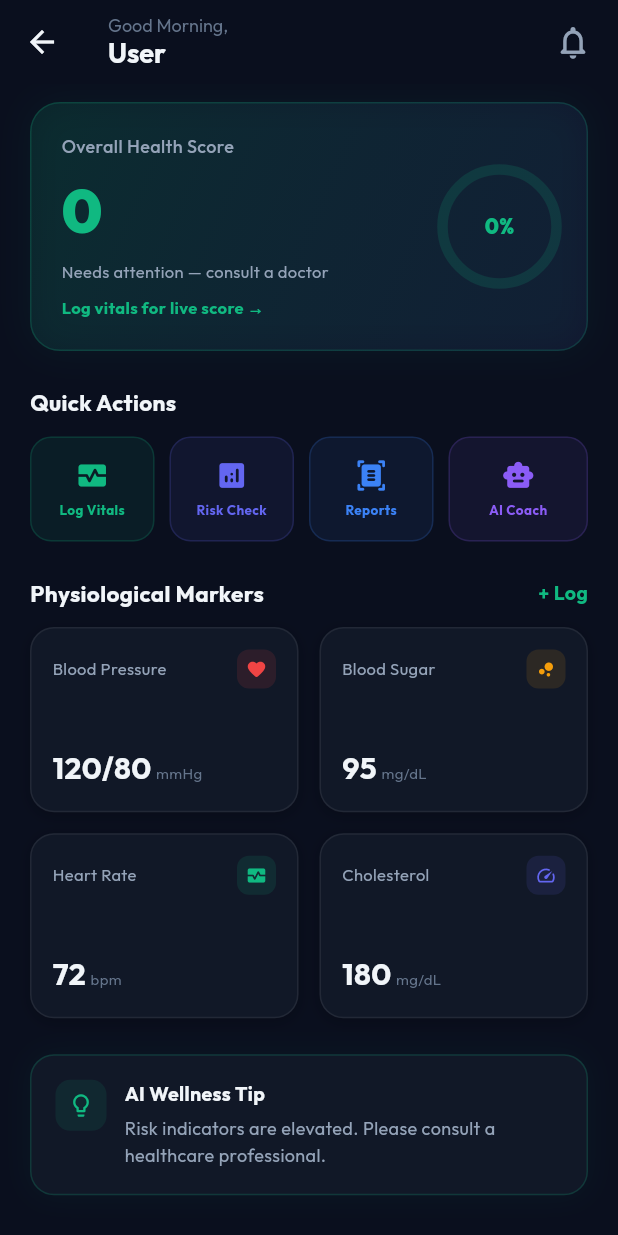
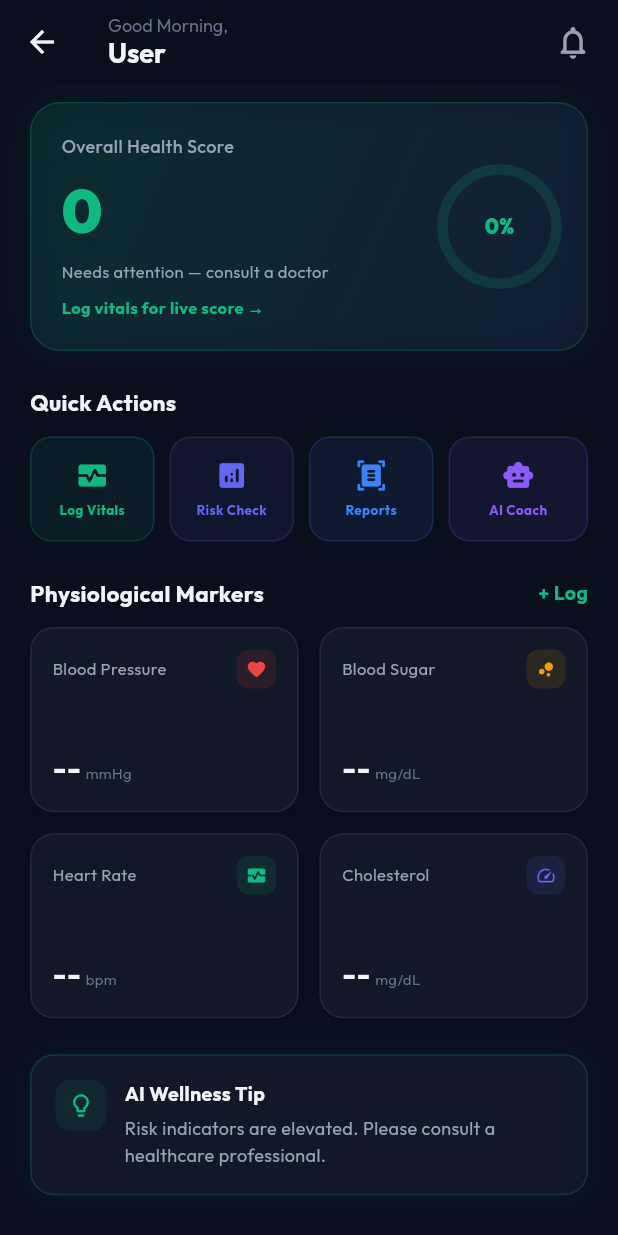
Before and after one commit to Manasapuriparthi/Health-Risk-Management, a Flutter app: the DashboardScreen screen opened directly, on a phone screen of 412 x 824 dp. Run offline on Flutter 3.47's test engine with Material 3 defaults, Android fonts, the phone set to English and light mode, and no system bars; our stand-ins replace google_fonts, image_picker, shared_preferences; accounts and stored records are empty; network calls fail.

Commit message:
fix: eliminate hardcoded fallback values, sync vitals with user profile in MongoDB, and add auto-refresh on mobile dashboard

```diff
--- a/mobile/lib/screens/dashboard_screen.dart
+++ b/mobile/lib/screens/dashboard_screen.dart
@@ -203,21 +203,21 @@ class _DashboardScreenState extends State<DashboardScreen> {
                       childAspectRatio: 1.45,
                       children: [
                         _vitalCard('Blood Pressure',
-                            _latestVitals != null
-                                ? '${_latestVitals!['systolic_bp'] ?? '--'}/${_latestVitals!['diastolic_bp'] ?? '--'}'
-                                : '120/80',
+                            (_latestVitals != null && _latestVitals!['systolic_bp'] != null && _latestVitals!['diastolic_bp'] != null)
+                                ? '${_latestVitals!['systolic_bp']}/${_latestVitals!['diastolic_bp']}'
+                                : '--',
                             'mmHg', Icons.favorite_rounded,
                             const Color(0xFFEF4444)),
                         _vitalCard('Blood Sugar',
-                            '${_latestVitals?['blood_sugar'] ?? '95'}',
+                            _latestVitals?['blood_sugar'] != null ? '${_latestVitals!['blood_sugar']}' : '--',
                             'mg/dL', Icons.bubble_chart_rounded,
                             const Color(0xFFF59E0B)),
                         _vitalCard('Heart Rate',
-                            '${_latestVitals?['heart_rate'] ?? '72'}',
+                            _latestVitals?['heart_rate'] != null ? '${_latestVitals!['heart_rate']}' : '--',
                             'bpm', Icons.monitor_heart_rounded,
                             AppColors.accent),
                         _vitalCard('Cholesterol',
-                            '${_latestVitals?['cholesterol'] ?? '180'}',
+                            _latestVitals?['cholesterol'] != null ? '${_latestVitals!['cholesterol']}' : '--',
                             'mg/dL', Icons.speed_rounded,
                             AppColors.accentIndigo),
                       ],
--- a/mobile/lib/screens/vitals_log_screen.dart
+++ b/mobile/lib/screens/vitals_log_screen.dart
@@ -65,6 +65,9 @@ class _VitalsLogScreenState extends State<VitalsLogScreen> {
       if (!mounted) return;
       setState(() => _submitted = true);
       _showSnack('Vitals logged successfully!');
+      Future.delayed(const Duration(milliseconds: 1000), () {
+        if (mounted) Navigator.pop(context, true);
+      });
     } catch (e) {
       if (!mounted) return;
       _showSnack(e.toString(), isError: true);
```
Also changed, not shown: 1 other file.
